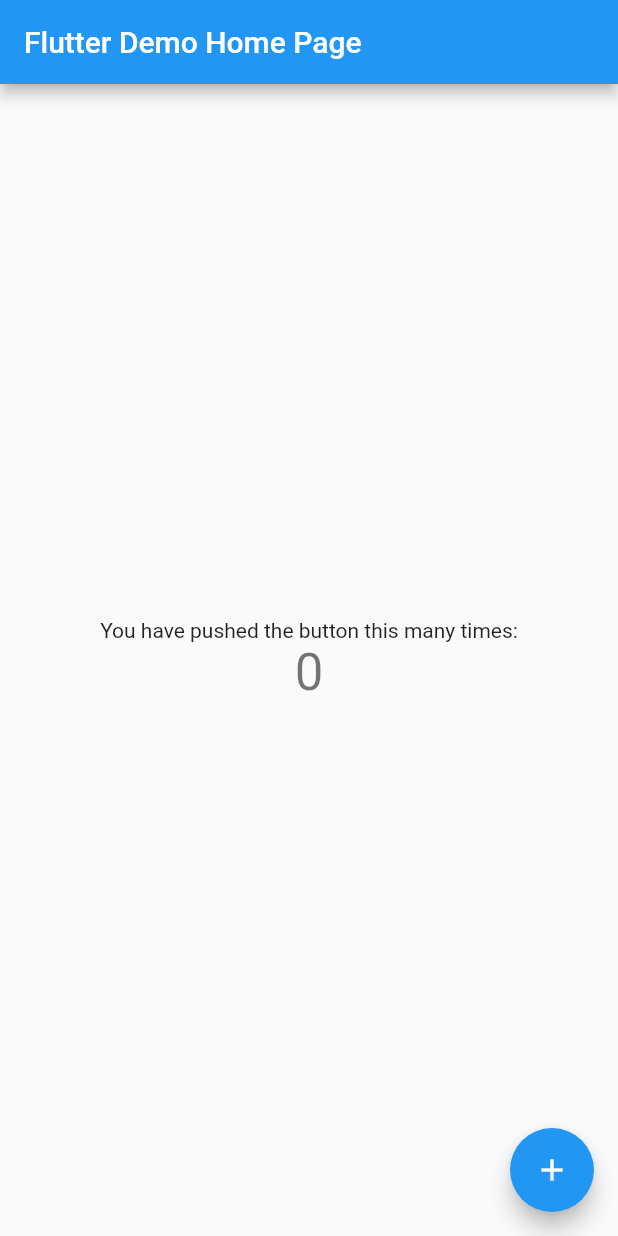
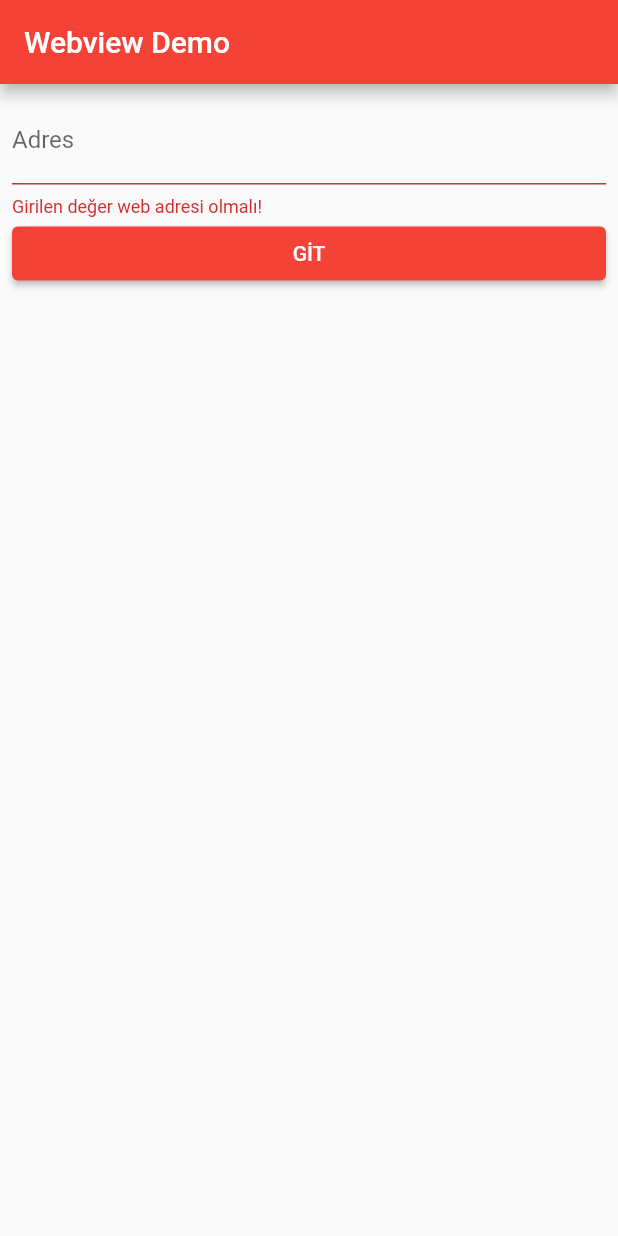
Before and after one commit to berkayveribel/webview-demo, a Flutter app: the screen it shows after launch, on a phone screen of 412 x 824 dp. Run offline on Flutter 3.47's test engine with Material 2 defaults, Android fonts, the light colour scheme and no system bars; our stand-ins replace get, webview_flutter.

Commit message:
COMPLETED: web view demo

```diff
--- /dev/null
+++ b/lib/binds.dart
@@ -0,0 +1,9 @@
+import 'package:get/get.dart';
+import 'package:webview_demo/url/url_controller.dart';
+
+class Binds extends Bindings {
+  @override
+  void dependencies() {
+    Get.lazyPut(() => UrlController(), fenix: true);
+  }
+}
--- a/lib/main.dart
+++ b/lib/main.dart
@@ -1,113 +1,27 @@
 import 'package:flutter/material.dart';
+import 'package:get/get.dart';
+import 'package:webview_demo/binds.dart';
+import 'package:webview_demo/url/url_page.dart';
+
+import 'routes.dart';
 
 void main() {
   runApp(MyApp());
 }
 
 class MyApp extends StatelessWidget {
-  // This widget is the root of your application.
   @override
   Widget build(BuildContext context) {
-    return MaterialApp(
-      title: 'Flutter Demo',
+    return GetMaterialApp(
+      debugShowCheckedModeBanner: false,
+      title: 'Webview Demo',
       theme: ThemeData(
-        // This is the theme of your application.
-        //
-        // Try running your application with "flutter run". You'll see the
-        // application has a blue toolbar. Then, without quitting the app, try
-        // changing the primarySwatch below to Colors.green and then invoke
-        // "hot reload" (press "r" in the console where you ran "flutter run",
-        // or simply save your changes to "hot reload" in a Flutter IDE).
-        // Notice that the counter didn't reset back to zero; the application
-        // is not restarted.
-        primarySwatch: Colors.blue,
+        primarySwatch: Colors.red,
       ),
-      home: MyHomePage(title: 'Flutter Demo Home Page'),
+      initialRoute: Routes.urlPage,
+      getPages: Routes.getPages,
+      initialBinding: Binds(),
+      // home: UrlPage(),
     );
   }
 }
-
-class MyHomePage extends StatefulWidget {
-  MyHomePage({Key key, this.title}) : super(key: key);
-
-  // This widget is the home page of your application. It is stateful, meaning
-  // that it has a State object (defined below) that contains fields that affect
-  // how it looks.
-
-  // This class is the configuration for the state. It holds the values (in this
-  // case the title) provided by the parent (in this case the App widget) and
-  // used by the build method of the State. Fields in a Widget subclass are
-  // always marked "final".
-
-  final String title;
-
-  @override
-  _MyHomePageState createState() => _MyHomePageState();
-}
-
-class _MyHomePageState extends State<MyHomePage> {
-  int _counter = 0;
-
-  void _incrementCounter() {
-    setState(() {
-      // This call to setState tells the Flutter framework that something has
-      // changed in this State, which causes it to rerun the build method below
-      // so that the display can reflect the updated values. If we changed
-      // _counter without calling setState(), then the build method would not be
-      // called again, and so nothing would appear to happen.
-      _counter++;
-    });
-  }
-
-  @override
-  Widget build(BuildContext context) {
-    // This method is rerun every time setState is called, for instance as done
-    // by the _incrementCounter method above.
-    //
-    // The Flutter framework has been optimized to make rerunning build methods
-    // fast, so that you can just rebuild anything that needs updating rather
-    // than having to individually change instances of widgets.
-    return Scaffold(
-      appBar: AppBar(
-        // Here we take the value from the MyHomePage object that was created by
-        // the App.build method, and use it to set our appbar title.
-        title: Text(widget.title),
-      ),
-      body: Center(
-        // Center is a layout widget. It takes a single child and positions it
-        // in the middle of the parent.
-        child: Column(
-          // Column is also a layout widget. It takes a list of children and
-          // arranges them vertically. By default, it sizes itself to fit its
-          // children horizontally, and tries to be as tall as its parent.
-          //
-          // Invoke "debug painting" (press "p" in the console, choose the
-          // "Toggle Debug Paint" action from the Flutter Inspector in Android
-          // Studio, or the "Toggle Debug Paint" command in Visual Studio Code)
-          // to see the wireframe for each widget.
-          //
-          // Column has various properties to control how it sizes itself and
-          // how it positions its children. Here we use mainAxisAlignment to
-          // center the children vertically; the main axis here is the vertical
-          // axis because Columns are vertical (the cross axis would be
-          // horizontal).
-          mainAxisAlignment: MainAxisAlignment.center,
-          children: <Widget>[
-            Text(
-              'You have pushed the button this many times:',
-            ),
-            Text(
-              '$_counter',
-              style: Theme.of(context).textTheme.headline4,
-            ),
-          ],
-        ),
-      ),
-      floatingActionButton: FloatingActionButton(
-        onPressed: _incrementCounter,
-        tooltip: 'Increment',
-        child: Icon(Icons.add),
-      ), // This trailing comma makes auto-formatting nicer for build methods.
-    );
-  }
-}
--- /dev/null
+++ b/lib/routes.dart
@@ -0,0 +1,14 @@
+import 'package:get/get.dart';
+import 'package:webview_demo/webview/webview_page.dart';
+
+import 'url/url_page.dart';
+
+class Routes {
+  static const String urlPage = 'url_page';
+  static const String webViewPage = 'webview_page';
+
+  static final List<GetPage> getPages = [
+    GetPage(name: urlPage, page: () => UrlPage()),
+    GetPage(name: webViewPage, page: () => WebViewPage()),
+  ];
+}
--- /dev/null
+++ b/lib/url/url_controller.dart
@@ -0,0 +1,26 @@
+import 'package:get/get.dart';
+
+class UrlController extends GetxController {
+  // lifecyle'ı çalıştırmadan controller'a erişmek için
+  static UrlController get to => Get.find();
+  // girilen url'yi tutar
+  RxString _url;
+
+  // getterlar ve setterlar
+  RxString get getUrl => _url;
+  set setUrl(String url) {
+    if (url != null) {
+      _url.value = url;
+    }
+  }
+
+  @override
+  void onInit() {
+    super.onInit();
+    _initVariables();
+  }
+
+  void _initVariables() {
+    _url = ''.obs;
+  }
+}
--- /dev/null
+++ b/lib/url/url_page.dart
@@ -0,0 +1,74 @@
+import 'package:flutter/material.dart';
+import 'package:get/get.dart';
+import 'package:webview_demo/url/url_controller.dart';
+
+import '../routes.dart';
+
+class UrlPage extends StatelessWidget {
+  // controller
+  final urlController = Get.find<UrlController>();
+
+  // text editing controller
+  final urlTfController = TextEditingController();
+
+  // formun validation gibi değerlerini tutar
+  final _formKey = GlobalKey<FormState>();
+
+  @override
+  Widget build(BuildContext context) {
+    return Scaffold(
+      appBar: AppBar(
+        title: Text('Webview Demo'),
+      ),
+      body: _buildBody(context),
+    );
+  }
+
+  Widget _buildBody(BuildContext context) {
+    return Form(
+      key: _formKey,
+      child: ListView(
+        padding: EdgeInsets.all(8.0),
+        children: [
+          _buildUrlInput(),
+          _buildGoUrlButton(),
+        ],
+      ),
+    );
+  }
+
+  Widget _buildUrlInput() {
+    return TextFormField(
+      controller: urlTfController,
+      autovalidateMode: AutovalidateMode.always,
+      validator: (value) {
+        bool isEmail = GetUtils.isURL(value);
+        if (isEmail != true) {
+          return 'Girilen değer web adresi olmalı!';
+        } else {
+          return null;
+        }
+      },
+      decoration: InputDecoration(
+        labelText: 'Adres',
+        hintText: 'https://..',
+      ),
+    );
+  }
+
+  Widget _buildGoUrlButton() {
+    return ElevatedButton(
+        onPressed: () {
+          // formun valide olup olmadığını kontrol edelim
+          // valide olduysa
+          if (_formKey.currentState.validate()) {
+            // girilen url'yi url değerini tutan değişkene set edelim
+            urlController.setUrl = urlTfController.text;
+            // webview sayfasına gidelim
+            Get.toNamed(Routes.webViewPage);
+          }
+          // valide olmadıysa - hiç bir şey yapma
+        },
+        child: Text('GİT'));
+  }
+}
--- /dev/null
+++ b/lib/webview/webview_page.dart
@@ -0,0 +1,20 @@
+import 'package:flutter/material.dart';
+import 'package:webview_demo/url/url_controller.dart';
+import 'package:webview_flutter/webview_flutter.dart';
+
+class WebViewPage extends StatelessWidget {
+  @override
+  Widget build(BuildContext context) {
+    return Scaffold(
+      body: SafeArea(child: _buildBody()),
+    );
+  }
+
+  _buildBody() {
+    return WebView(
+      initialUrl: UrlController.to.getUrl.value ?? 'https://google.com.tr',
+      // javascript runtime'a izin vermek için
+      javascriptMode: JavascriptMode.unrestricted,
+    );
+  }
+}
```
Also changed, not shown: pubspec.yaml (+13 -52 lines), pubspec.lock.
